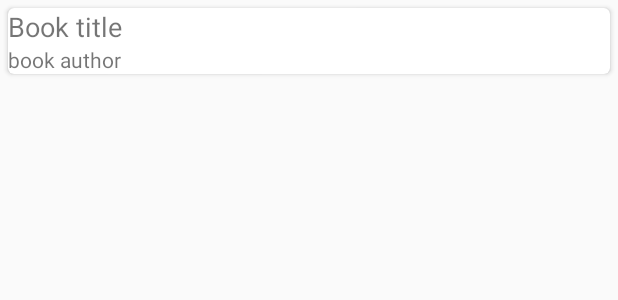
After one commit to PiotrPrus/BookListingAppForUdacity, an Android app: the layout cutom_book_card.xml on its own in the app's theme, with its tools: preview values and no code run, on a phone screen of 412 x 824 dp. The commit adds this screen. Shown: the top 300 px of the screen. Run offline under Robolectric (Android 15) with nearby library versions, the phone set to English and light mode, and no system bars.

Commit message:
The Json parser is working well. Data are displayed in RecyclerView. Now, I need to customize row and parse more data to the viewed list.

```diff
--- a/app/build.gradle
+++ b/app/build.gradle
@@ -27,5 +27,8 @@ dependencies {
     compile 'com.android.support:appcompat-v7:25.3.1'
     compile 'com.android.support.constraint:constraint-layout:1.0.2'
     compile 'com.android.support:design:25.3.1'
+    compile 'com.squareup.retrofit2:retrofit:2.3.0'
+    compile 'com.squareup.retrofit2:converter-gson:2.3.0'
+    compile 'com.android.support:cardview-v7:25.3.1'
     testCompile 'junit:junit:4.12'
 }
--- /dev/null
+++ b/app/src/main/res/layout/cutom_book_card.xml
@@ -0,0 +1,27 @@
+<?xml version="1.0" encoding="utf-8"?>
+<android.support.v7.widget.CardView xmlns:android="http://schemas.android.com/apk/res/android"
+    android:layout_width="match_parent"
+    android:layout_height="wrap_content"
+    xmlns:app="http://schemas.android.com/apk/res-auto"
+    android:layout_margin="5dp"
+    app:cardCornerRadius="4dp">
+    <LinearLayout
+        android:layout_width="match_parent"
+        android:layout_height="wrap_content"
+        android:orientation="vertical">
+
+        <TextView
+            android:id="@+id/book_title_text_view"
+            android:layout_width="match_parent"
+            android:layout_height="wrap_content"
+            android:text="Book title"
+            android:textSize="18sp" />
+
+        <TextView
+            android:id="@+id/book_author_text_view"
+            android:layout_width="match_parent"
+            android:layout_height="wrap_content"
+            android:text="book author" />
+    </LinearLayout>
+
+</android.support.v7.widget.CardView>
--- a/build.gradle
+++ b/build.gradle
@@ -5,7 +5,7 @@ buildscript {
         jcenter()
     }
     dependencies {
-        classpath 'com.android.tools.build:gradle:2.3.2'
+        classpath 'com.android.tools.build:gradle:2.3.3'
 
         // NOTE: Do not place your application dependencies here; they belong
         // in the individual module build.gradle files
```
Also changed, not shown: app/src/main/AndroidManifest.xml (+6 -3 lines), app/src/main/java/com/example/pprus/booklistingappforudacity/Book.java (added, +20 -0 lines), app/src/main/java/com/example/pprus/booklistingappforudacity/BookAdapter.java (added, +56 -0 lines), app/src/main/java/com/example/pprus/booklistingappforudacity/BookListActivity.java (added, +64 -0 lines), app/src/main/java/com/example/pprus/booklistingappforudacity/JSONResponse.java (added, +18 -0 lines), app/src/main/java/com/example/pprus/booklistingappforudacity/MainActivity.java (+9 -4 lines), app/src/main/java/com/example/pprus/booklistingappforudacity/RequestInterface.java (added, +15 -0 lines), app/src/main/java/com/example/pprus/booklistingappforudacity/VolumeInfo.java (added, +30 -0 lines), app/src/main/res/layout/activity_main.xml (+8 -7 lines), app/src/main/res/layout/recycler_view.xml (added, +8 -0 lines).
